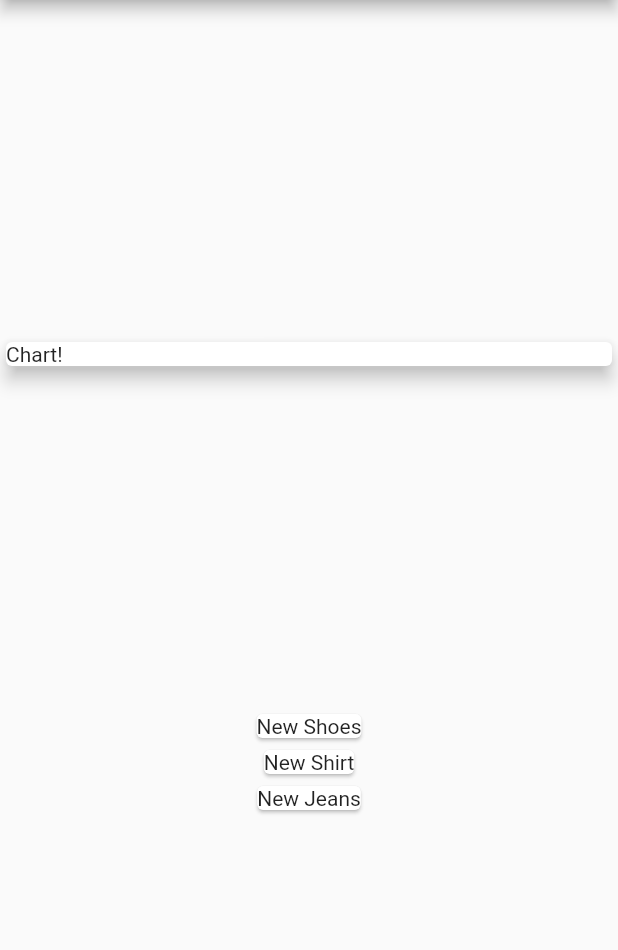
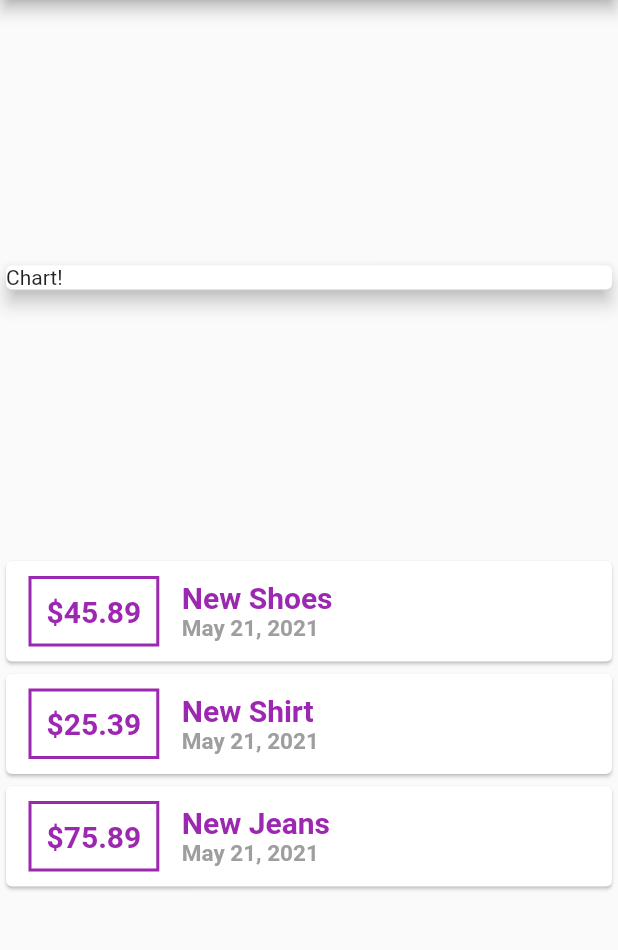
Before and after one commit to arshrangi/flutter_expense_tracker, a Flutter app: the screen it shows after launch, on a phone screen of 412 x 824 dp, the part 84-1034 px from its top. Run offline on Flutter 3.47's test engine with Material 2 defaults, Android fonts, the phone set to English and light mode, and no system bars.

Commit message:
style list component, format date and string interpolation

```diff
--- a/lib/main.dart
+++ b/lib/main.dart
@@ -1,4 +1,5 @@
 import 'package:flutter/material.dart';
+import 'package:intl/intl.dart';
 
 import 'model/transaction.dart';
 
@@ -41,7 +42,46 @@ class MyHomePage extends StatelessWidget {
           ),
           Column(
             children: transactions.map((tx) {
-              return Card(child: Text(tx.title));
+              return Card(
+                child: Row(
+                  children: <Widget>[
+                    Container(
+                      margin:
+                          EdgeInsets.symmetric(vertical: 10, horizontal: 15),
+                      decoration: BoxDecoration(
+                        border: Border.all(color: Colors.purple, width: 2),
+                      ),
+                      padding: EdgeInsets.all(10),
+                      child: Text(
+                        '\$${tx.amount}',
+                        style: TextStyle(
+                            fontWeight: FontWeight.bold,
+                            fontSize: 20,
+                            color: Colors.purple),
+                      ),
+                    ),
+                    Column(
+                      crossAxisAlignment: CrossAxisAlignment.start,
+                      children: <Widget>[
+                        Text(
+                          tx.title,
+                          style: TextStyle(
+                              fontWeight: FontWeight.bold,
+                              color: Colors.purple,
+                              fontSize: 20),
+                        ),
+                        Text(
+                          DateFormat.yMMMd().format(tx.date),
+                          style: TextStyle(
+                              fontWeight: FontWeight.bold,
+                              color: Colors.grey,
+                              fontSize: 15),
+                        ),
+                      ],
+                    ),
+                  ],
+                ),
+              );
             }).toList(),
           )
         ],
--- a/pubspec.yaml
+++ b/pubspec.yaml
@@ -32,6 +32,8 @@ dependencies:
 dev_dependencies:
   flutter_test:
     sdk: flutter
+
+  intl: ^0.15.8
 
 # For information on the generic Dart part of this file, see the
 # following page: https://dart.dev/tools/pub/pubspec
```
Also changed, not shown: pubspec.lock.
